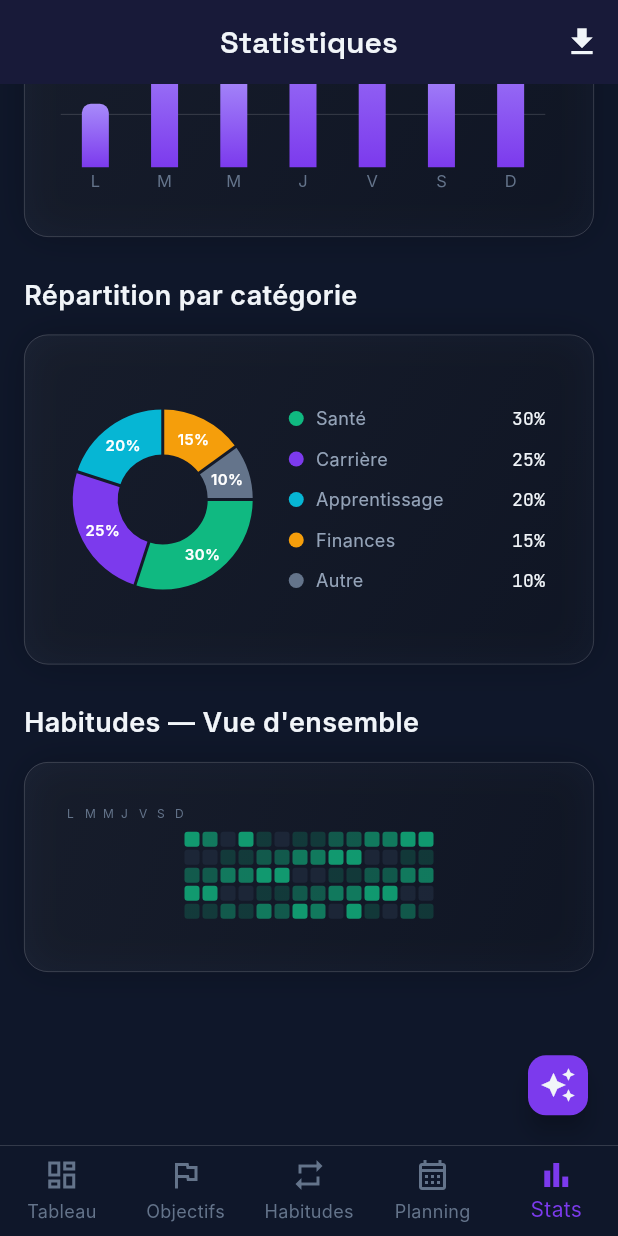
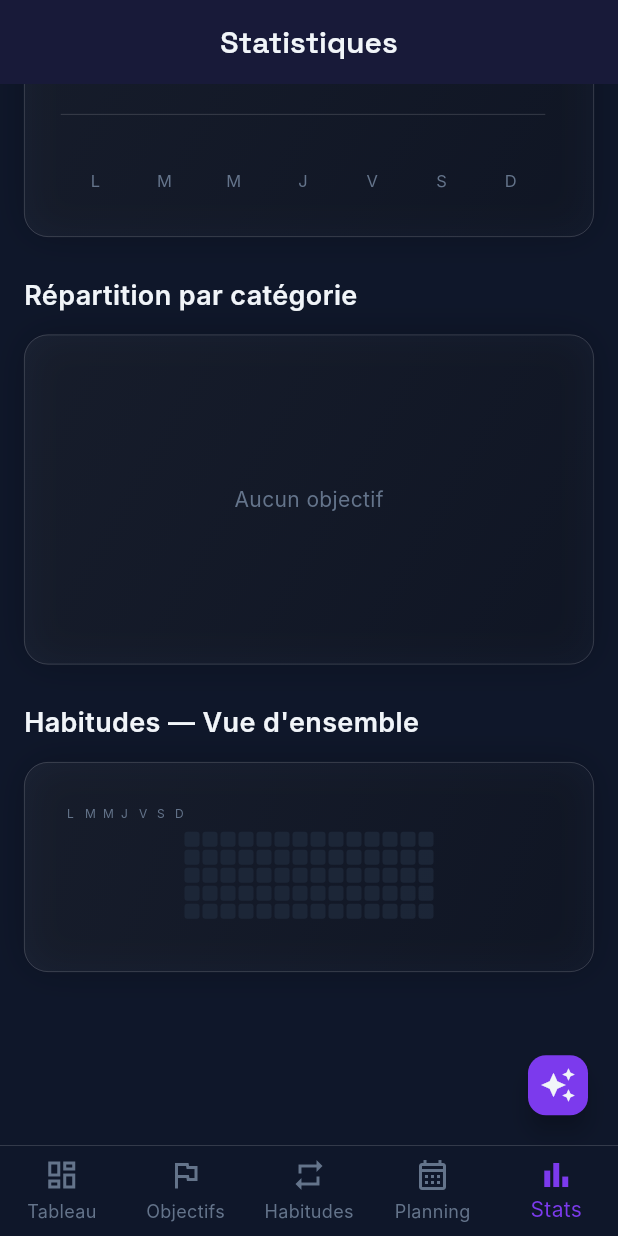
Before and after one commit to grandelagbanou28-gif/taDiscipline, a Flutter app: the StatisticsScreen screen opened by its route, scrolled down 529 dp, on a phone screen of 412 x 824 dp. Run offline on Flutter 3.47's test engine with Material 3 defaults, Android fonts, the phone set to English and light mode, and no system bars; drawn by our look-alikes of fl_chart; our stand-ins replace confetti, flutter_local_notifications, flutter_riverpod, go_router, image_picker, just_audio and 3 more; missing offline and left inert: encrypt, jitsi_meet_flutter_sdk; accounts and stored records are empty; generated files the repository leaves out were written again; Roboto replaces fonts that are missing (Inter).

Commit message:
feat: stats now load automatically from real DB data (goals, habits, journal) instead of sample data

```diff
--- a/taDiscipline/lib/features/statistics/screens/statistics_screen.dart
+++ b/taDiscipline/lib/features/statistics/screens/statistics_screen.dart
@@ -2,27 +2,181 @@ import 'package:fl_chart/fl_chart.dart';
 import 'package:flutter/material.dart';
 import 'package:flutter_riverpod/flutter_riverpod.dart';
 import 'package:apex/core/theme/app_colors.dart';
+import 'package:apex/core/constants/goal_categories.dart';
 import 'package:apex/shared/widgets/glass_card.dart';
 import 'package:apex/shared/widgets/animated_circular_progress.dart';
 import 'package:apex/shared/widgets/activity_grid.dart';
+import 'package:apex/data/local/app_session.dart';
+import 'package:apex/data/repositories/goal_repository.dart';
+import 'package:apex/data/repositories/habit_repository.dart';
+import 'package:apex/data/repositories/journal_repository.dart';
+import 'package:apex/data/models/goal.dart';
+import 'package:apex/data/models/habit.dart';
+import 'package:apex/data/models/journal_entry.dart';
+
+final statsDataProvider = FutureProvider<StatsData>((ref) async {
+  final userId = AppSession.userId;
+  if (userId == null) return StatsData.empty();
+
+  final goalRepo = GoalRepository();
+  final habitRepo = HabitRepository();
+  final journalRepo = JournalRepository();
+
+  final goals = await goalRepo.getGoals(userId);
+  final habits = await habitRepo.getHabits(userId);
+  final journalEntries = await journalRepo.getEntries(userId, limit: 200);
+
+  return StatsData._compute(goals, habits, journalEntries, userId);
+});
+
+class StatsData {
+  final Map<DateTime, int> activityGrid;
+  final double overallScore;
+  final double productivity;
+  final double regularity;
+  final List<double> weeklyData;
+  final Map<String, double> categoryDistribution;
+  final List<bool> habitHeatmap;
+  final int completedGoals;
+  final int totalGoals;
+  final int habitStreak;
+
+  const StatsData({
+    required this.activityGrid,
+    required this.overallScore,
+    required this.productivity,
+    required this.regularity,
+    required this.weeklyData,
+    required this.categoryDistribution,
+    required this.habitHeatmap,
+    required this.completedGoals,
+    required this.totalGoals,
+    required this.habitStreak,
+  });
+
+  StatsData.empty()
+      : activityGrid = <DateTime, int>{},
+        overallScore = 0,
+        productivity = 0,
+        regularity = 0,
+        weeklyData = List.filled(7, 0),
+        categoryDistribution = <String, double>{},
+        habitHeatmap = List.filled(70, false),
+        completedGoals = 0,
+        totalGoals = 0,
+        habitStreak = 0;
+
+  factory StatsData._compute(
+    List<Goal> goals,
+    List<Habit> habits,
+    List<JournalEntry> entries,
+    String userId,
+  ) {
+    final now = DateTime.now();
+    final today = DateTime(now.year, now.month, now.day);
+
+    final activityGrid = <DateTime, int>{};
+    for (int i = 0; i < 90; i++) {
+      final date = today.subtract(Duration(days: i));
+      activityGrid[date] = 0;
+    }
+
+    for (final goal in goals) {
+      final d = DateTime(goal.updatedAt.year, goal.updatedAt.month, goal.updatedAt.day);
+      activityGrid[d] = (activityGrid[d] ?? 0) + 1;
+      if (goal.status == GoalStatus.completed) activityGrid[d] = (activityGrid[d] ?? 0) + 2;
+    }
+
+    for (final entry in entries) {
+      final d = DateTime(entry.date.year, entry.date.month, entry.date.day);
+      activityGrid[d] = (activityGrid[d] ?? 0) + 1;
+    }
+
+    final totalGoals = goals.length;
+    final completedGoals = goals.where((g) => g.status == GoalStatus.completed).length;
+    final overallScore = totalGoals > 0 ? (completedGoals / totalGoals * 100) : 0.0;
+
+    final totalActive = totalGoals - completedGoals;
+    final productivity = totalActive > 0
+        ? (goals.fold(0.0, (sum, g) => sum + g.progress) / totalActive)
+        : (completedGoals > 0 ? 100.0 : 0);
+
+    final activeDays = activityGrid.values.where((v) => v > 0).length;
+    final regularity = 90 > 0 ? (activeDays / 90 * 100) : 0;
+
+    final weeklyData = List.filled(7, 0.0);
+    final weeklyCount = List.filled(7, 0);
+    for (int i = 0; i < 90; i++) {
+      final date = today.subtract(Duration(days: i));
+      final weekday = date.weekday - 1;
+      if (activityGrid[date] != null) {
+        weeklyData[weekday] += (activityGrid[date]! as num).clamp(0, 5).toDouble();
+        weeklyCount[weekday]++;
+      }
+    }
+    for (int i = 0; i < 7; i++) {
+      if (weeklyCount[i] > 0) {
+        weeklyData[i] = (weeklyData[i] / weeklyCount[i]) / 5;
+      }
+    }
+
+    final categoryDistribution = <String, double>{};
+    if (totalGoals > 0) {
+      final catCounts = <String, int>{};
+      for (final g in goals) {
+        catCounts[g.category.label] = (catCounts[g.category.label] ?? 0) + 1;
+      }
+      for (final entry in catCounts.entries) {
+        categoryDistribution[entry.key] = entry.value / totalGoals;
+      }
+    }
+
+    final heatmapValues = List.filled(70, false);
+    if (habits.isNotEmpty) {
+      for (int i = 0; i < 70; i++) {
+        final date = today.subtract(Duration(days: 69 - i));
+        heatmapValues[i] = activityGrid[date] != null && activityGrid[date]! > 0;
+      }
+    }
+
+    int habitStreak = 0;
+    if (habits.isNotEmpty) {
+      for (int i = 0; i < 70; i++) {
+        if (heatmapValues[i]) habitStreak++;
+        else habitStreak = 0;
+      }
+    }
+
+    return StatsData(
+      activityGrid: activityGrid,
+      overallScore: overallScore.toDouble(),
+      productivity: productivity.clamp(0, 100).toDouble(),
+      regularity: regularity.toDouble(),
+      weeklyData: weeklyData,
+      categoryDistribution: categoryDistribution,
+      habitHeatmap: heatmapValues,
+      completedGoals: completedGoals,
+      totalGoals: totalGoals,
+      habitStreak: habitStreak,
+    );
+  }
+}
 
 class StatisticsScreen extends ConsumerWidget {
   const StatisticsScreen({super.key});
 
   @override
   Widget build(BuildContext context, WidgetRef ref) {
+    final statsAsync = ref.watch(statsDataProvider);
+
     return Scaffold(
       appBar: AppBar(
         title: const Text('Statistiques'),
-        actions: [
-          IconButton(
-            icon: const Icon(Icons.download),
-            onPressed: () {},
-            tooltip: 'Exporter PDF',
       ),
-        ],
-      ),
-      body: SingleChildScrollView(
+      body: statsAsync.when(
+        loading: () => const Center(child: CircularProgressIndicator()),
+        error: (e, _) => Center(child: Text('Erreur: $e')),
+        data: (stats) => SingleChildScrollView(
           padding: const EdgeInsets.all(16),
           child: Column(
             crossAxisAlignment: CrossAxisAlignment.start,
@@ -38,7 +192,7 @@ class StatisticsScreen extends ConsumerWidget {
               const SizedBox(height: 12),
               GlassCard(
                 child: ActivityGrid(
-                 data: _generateSampleData(),
+                  data: stats.activityGrid,
                 ),
               ),
               const SizedBox(height: 24),
@@ -47,11 +201,11 @@ class StatisticsScreen extends ConsumerWidget {
                   Expanded(
                     child: _StatCard(
                       title: 'Score',
-                    value: '78',
-                    chart: const AnimatedCircularProgress(
-                      progress: 0.78,
+                      value: stats.overallScore.toInt().toString(),
+                      chart: AnimatedCircularProgress(
+                        progress: stats.overallScore / 100,
                         size: 70,
-                      centerText: '78',
+                        centerText: stats.overallScore.toInt().toString(),
                       ),
                     ),
                   ),
@@ -59,7 +213,7 @@ class StatisticsScreen extends ConsumerWidget {
                   Expanded(
                     child: _StatCard(
                       title: 'Productivité',
-                    value: '85%',
+                      value: '${stats.productivity.toInt()}%',
                       icon: Icons.bolt,
                       color: AppColors.accent,
                     ),
@@ -68,7 +222,7 @@ class StatisticsScreen extends ConsumerWidget {
                   Expanded(
                     child: _StatCard(
                       title: 'Régularité',
-                    value: '72%',
+                      value: '${stats.regularity.toInt()}%',
                       icon: Icons.repeat,
                       color: AppColors.cyan,
                     ),
@@ -85,7 +239,7 @@ class StatisticsScreen extends ConsumerWidget {
                 ),
               ),
               const SizedBox(height: 12),
-            GlassCard(height: 220, child: _WeeklyChart()),
+              GlassCard(height: 220, child: _WeeklyChart(data: stats.weeklyData)),
               const SizedBox(height: 24),
               const Text(
                 'Répartition par catégorie',
@@ -96,7 +250,7 @@ class StatisticsScreen extends ConsumerWidget {
                 ),
               ),
               const SizedBox(height: 12),
-            GlassCard(height: 220, child: _CategoryPieChart()),
+              GlassCard(height: 220, child: _CategoryPieChart(data: stats.categoryDistribution)),
               const SizedBox(height: 24),
               const Text(
                 'Habitudes — Vue d\'ensemble',
@@ -107,32 +261,23 @@ class StatisticsScreen extends ConsumerWidget {
                 ),
               ),
               const SizedBox(height: 12),
-            GlassCard(height: 140, child: _HabitHeatmap()),
+              GlassCard(height: 140, child: _HabitHeatmap(data: stats.habitHeatmap)),
               const SizedBox(height: 100),
             ],
+          ),
         ),
       ),
     );
   }
 }
 
-Map<DateTime, int> _generateSampleData() {
-  final data = <DateTime, int>{};
-  final now = DateTime.now();
-  for (int i = 0; i < 90; i++) {
-    final date = DateTime(now.year, now.month, now.day).subtract(
-      Duration(days: i),
-    );
-    data[date] = (i % 5);
-  }
-  return data;
-}
+class _WeeklyChart extends StatelessWidget {
+  final List<double> data;
+  const _WeeklyChart({required this.data});
 
-class _WeeklyChart extends StatelessWidget {
   @override
   Widget build(BuildContext context) {
     final days = ['L', 'M', 'M', 'J', 'V', 'S', 'D'];
-    final data = [0.3, 0.65, 0.45, 0.8, 0.9, 0.5, 0.7];
     return Padding(
       padding: const EdgeInsets.fromLTRB(8, 16, 16, 8),
       child: BarChart(
@@ -207,15 +352,31 @@ class _WeeklyChart extends StatelessWidget {
 }
 
 class _CategoryPieChart extends StatelessWidget {
+  final Map<String, double> data;
+  const _CategoryPieChart({required this.data});
+
+  Color _categoryColor(String label) {
+    if (label.startsWith('Santé')) return AppColors.success;
+    if (label.startsWith('Carrière')) return AppColors.primary;
+    if (label.startsWith('Apprentissage')) return AppColors.cyan;
+    if (label.startsWith('Finances')) return AppColors.accent;
+    if (label.startsWith('Sport')) return Colors.orange;
+    if (label.startsWith('Loisir')) return Colors.purple;
+    return AppColors.textMuted;
+  }
+
   @override
   Widget build(BuildContext context) {
-    final categories = [
-      ('Santé', 0.30, AppColors.success),
-      ('Carrière', 0.25, AppColors.primary),
-      ('Apprentissage', 0.20, AppColors.cyan),
-      ('Finances', 0.15, AppColors.accent),
-      ('Autre', 0.10, AppColors.textMuted),
-    ];
+    final categories = data.entries.toList();
+    if (categories.isEmpty) {
+      return const Center(
+        child: Text(
+          'Aucun objectif',
+          style: TextStyle(color: AppColors.textMuted),
+        ),
+      );
+    }
+    final total = categories.fold(0.0, (s, e) => s + e.value);
     return Padding(
       padding: const EdgeInsets.all(16),
       child: Row(
@@ -229,10 +390,10 @@ class _CategoryPieChart extends StatelessWidget {
                 centerSpaceRadius: 30,
                 sections: categories.map((c) {
                   return PieChartSectionData(
-                    value: c.$2 * 100,
-                    color: c.$3,
+                    value: (c.value / total * 100).clamp(1, 100),
+                    color: _categoryColor(c.key),
                     radius: 30,
-                    title: '${(c.$2 * 100).toInt()}%',
+                    title: '${(c.value * 100).toInt()}%',
                     titleStyle: const TextStyle(
                       fontSize: 10,
                       color: Colors.white,
@@ -257,12 +418,12 @@ class _CategoryPieChart extends StatelessWidget {
                         height: 10,
                         decoration: BoxDecoration(
                           shape: BoxShape.circle,
-                          color: c.$3,
+                          color: _categoryColor(c.key),
                         ),
                       ),
                       const SizedBox(width: 8),
                       Text(
-                        c.$1,
+                        c.key,
                         style: const TextStyle(
                           fontSize: 12,
                           color: AppColors.textSecondary,
@@ -270,7 +431,7 @@ class _CategoryPieChart extends StatelessWidget {
                       ),
                       const Spacer(),
                       Text(
-                        '${(c.$2 * 100).toInt()}%',
+                        '${(c.value * 100).toInt()}%',
                         style: const TextStyle(
                           fontFamily: 'JetBrains Mono',
                           fontSize: 12,
@@ -290,14 +451,16 @@ class _CategoryPieChart extends StatelessWidget {
 }
 
 class _HabitHeatmap extends StatelessWidget {
+  final List<bool> data;
+  const _HabitHeatmap({required this.data});
+
   @override
   Widget build(BuildContext context) {
-    final today = DateTime.now();
     final cells = <Widget>[];
     for (int row = 0; row < 7; row++) {
       for (int col = 0; col < 10; col++) {
-        final day = today.subtract(Duration(days: (9 - col) * 7 + (6 - row)));
-        final intensity = (day.day % 5) / 5.0;
+        final idx = col * 7 + row;
+        final active = idx < data.length ? data[idx] : false;
         cells.add(
           Container(
             width: 10,
@@ -305,8 +468,8 @@ class _HabitHeatmap extends StatelessWidget {
             margin: const EdgeInsets.all(1),
             decoration: BoxDecoration(
               borderRadius: BorderRadius.circular(2),
-              color: intensity > 0
-                  ? AppColors.success.withValues(alpha: intensity)
+              color: active
+                  ? AppColors.success.withValues(alpha: 0.8)
                   : AppColors.surface,
             ),
           ),
```
Lines whose indentation alone changed are shown as unchanged.
